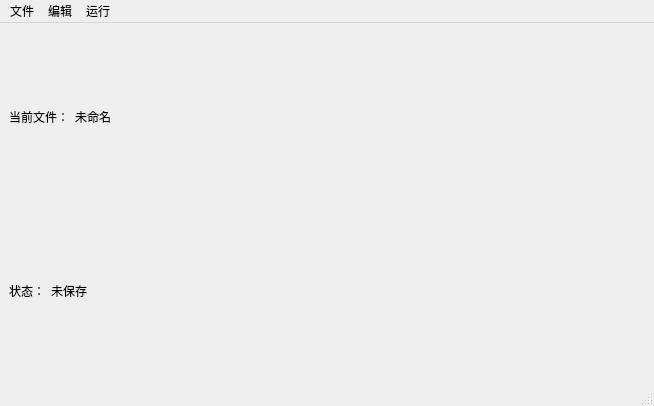
This is From_class/function_drawing_language_compiler/FDLC/mainwindow.ui in yjrszcq/Qt-Works as Qt 5 draws it before an edit. The edited form follows.
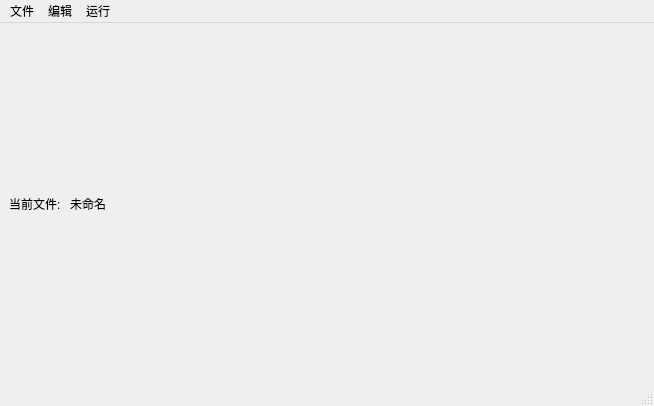
This is the edited form.

```diff
--- a/From_class/function_drawing_language_compiler/FDLC/mainwindow.ui
+++ b/From_class/function_drawing_language_compiler/FDLC/mainwindow.ui
@@ -22,7 +22,7 @@
         <item>
          <widget class="QLabel" name="l_text_current_file">
           <property name="text">
-           <string>当前文件：</string>
+           <string>当前文件: </string>
           </property>
          </widget>
         </item>
@@ -48,37 +48,6 @@
         </item>
        </layout>
       </item>
-      <item>
-       <layout class="QHBoxLayout" name="hl_text_down">
-        <item>
-         <widget class="QLabel" name="l_text_file_status">
-          <property name="text">
-           <string>状态：</string>
-          </property>
-         </widget>
-        </item>
-        <item>
-         <widget class="QLabel" name="l_text_file_status_display">
-          <property name="text">
-           <string>未保存</string>
-          </property>
-         </widget>
-        </item>
-        <item>
-         <spacer name="hs_text_down">
-          <property name="orientation">
-           <enum>Qt::Horizontal</enum>
-          </property>
-          <property name="sizeHint" stdset="0">
-           <size>
-            <width>40</width>
-            <height>20</height>
-           </size>
-          </property>
-         </spacer>
-        </item>
-       </layout>
-      </item>
      </layout>
     </item>
    </layout>
```
Left out of the diff: 33 changed lines with no effect on the pictures.
